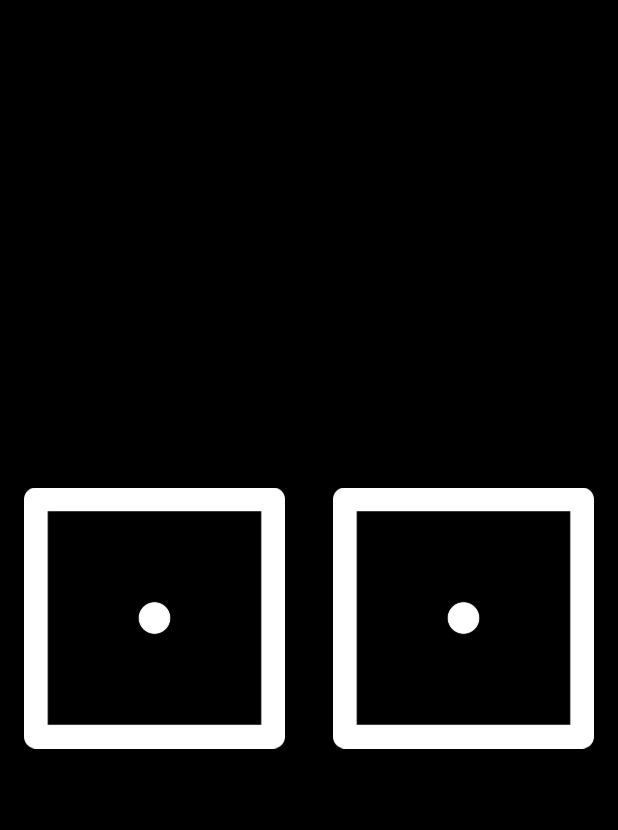
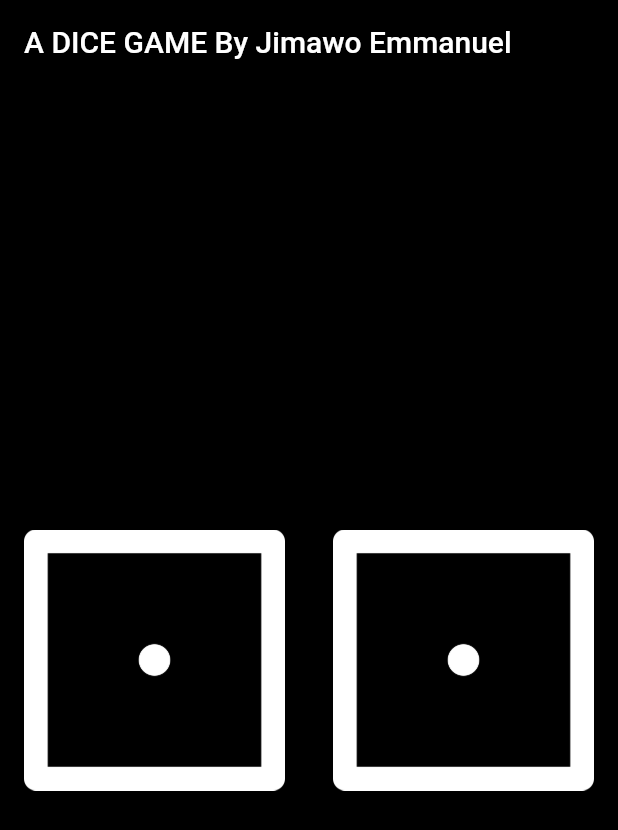
Before and after one commit to emmanueljimawo/diceGame, a Flutter app: the screen it shows after launch, on a phone screen of 412 x 824 dp. Shown: the top 830 px of the screen. Run offline on Flutter 3.47's test engine with Material 2 defaults, Android fonts, the phone set to English and light mode, and no system bars.

Commit message:
initial commit

```diff
--- a/game/lib/main.dart
+++ b/game/lib/main.dart
@@ -23,6 +23,12 @@ class _MyAppsState extends State<MyApps> {
     return MaterialApp(
       home: Scaffold(
         backgroundColor: Colors.black,
+        appBar: AppBar(
+          title: Text(
+            'A DICE GAME By Jimawo Emmanuel',
+          ),
+          backgroundColor: Colors.black,
+        ),
         body: Center(
           child: Row(
             children: <Widget>[
```
Also changed, not shown: 2 other files.
